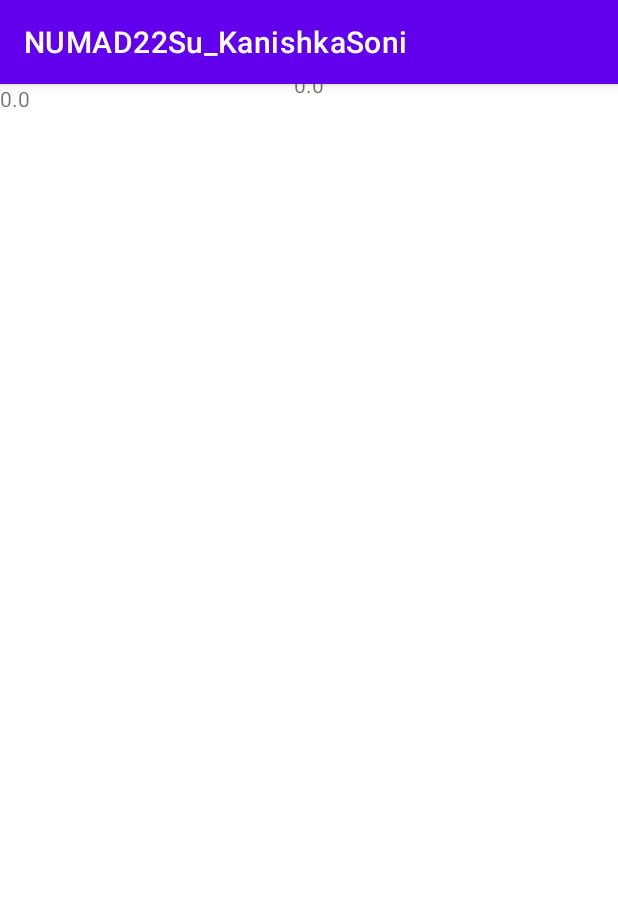
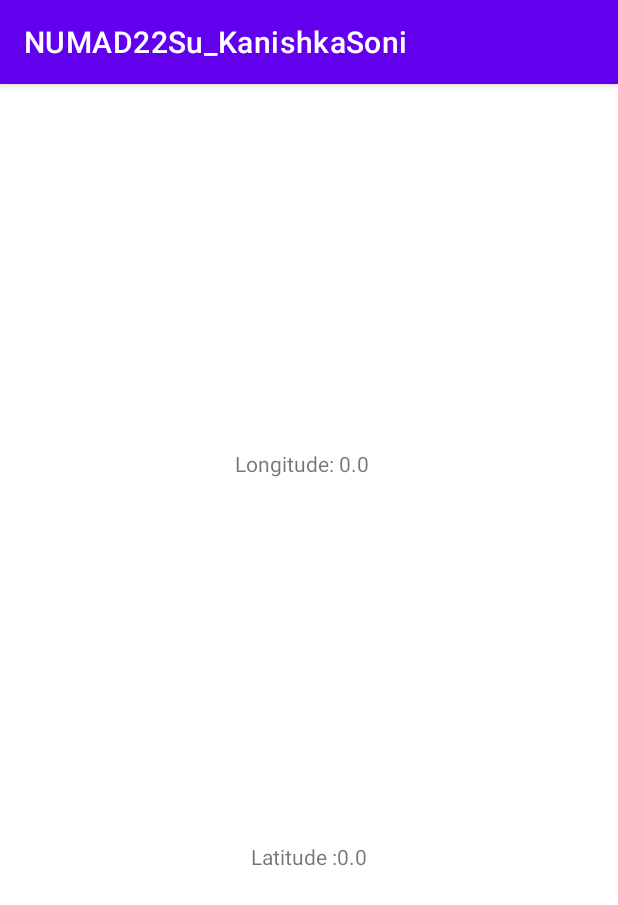
Before and after one commit to KanishkaSoni11/NUMAD22Su_KanishkaSoni, an Android app: the Activity_Location screen opened directly, with no data from a screen before it, on a phone screen of 412 x 824 dp. Shown: the top 905 px of the screen. Run offline under Robolectric (Android 15) with nearby library versions, the phone set to English and light mode, and no system bars; 2 statements that could not run were skipped.

```diff
--- a/app/src/main/java/edu/neu/madcourse/numad22su_kanishkasoni/Activity_Location.java
+++ b/app/src/main/java/edu/neu/madcourse/numad22su_kanishkasoni/Activity_Location.java
@@ -14,6 +14,7 @@ import android.os.Bundle;
 import android.widget.TextView;
 
 public class Activity_Location extends AppCompatActivity implements LocationListener {
+    private static  final int REQUEST_LOCATION=1;
     private TextView textViewLatitude;
     private TextView textViewLongitude;
     private LocationManager locationManager;
@@ -24,29 +25,42 @@ public class Activity_Location extends AppCompatActivity implements LocationList
         super.onCreate(savedInstanceState);
         setContentView(R.layout.activity_location);
 
+        ActivityCompat.requestPermissions(this,new String[]
+                {Manifest.permission.ACCESS_FINE_LOCATION}, REQUEST_LOCATION);
+
         textViewLatitude = (TextView) findViewById(R.id.textView_latitude);
         textViewLongitude = (TextView) findViewById(R.id.textView_longitude);
         locationManager = (LocationManager) getSystemService(Context.LOCATION_SERVICE);
-        if (ActivityCompat.checkSelfPermission(this, Manifest.permission.ACCESS_FINE_LOCATION) != PackageManager.PERMISSION_GRANTED && ActivityCompat.checkSelfPermission(this, Manifest.permission.ACCESS_COARSE_LOCATION) != PackageManager.PERMISSION_GRANTED) {
-            // TODO: Consider calling
-            //    ActivityCompat#requestPermissions
+
+        if (ActivityCompat.checkSelfPermission(this,
+                Manifest.permission.ACCESS_FINE_LOCATION) != PackageManager.PERMISSION_GRANTED
+                && ActivityCompat.checkSelfPermission(this,
+                Manifest.permission.ACCESS_COARSE_LOCATION) != PackageManager.PERMISSION_GRANTED) {
+            ActivityCompat.requestPermissions(this,new String[]
+                    {Manifest.permission.ACCESS_FINE_LOCATION}, REQUEST_LOCATION);
+
+
             // here to request the missing permissions, and then overriding
             //   public void onRequestPermissionsResult(int requestCode, String[] permissions,
             //                                          int[] grantResults)
             // to handle the case where the user grants the permission. See the documentation
             // for ActivityCompat#requestPermissions for more details.
-            return;
+
         }
+
+
         Location location = locationManager.getLastKnownLocation(locationManager.NETWORK_PROVIDER);
+
         onLocationChanged(location);
     }
 
     @Override
     public void onLocationChanged(@NonNull Location location) {
+        System.out.println("Here");
         double longitude = location.getLongitude();
         double latitude = location.getLatitude();
-        textViewLatitude.setText("" + latitude);
-        textViewLongitude.setText("" + longitude);
+        textViewLatitude.setText("Latitude :" + latitude);
+        textViewLongitude.setText("Longitude: " + longitude);
 
     }
 
--- a/app/src/main/res/layout/activity_location.xml
+++ b/app/src/main/res/layout/activity_location.xml
@@ -10,17 +10,22 @@
         android:id="@+id/textView_longitude"
         android:layout_width="wrap_content"
         android:layout_height="wrap_content"
-        android:text="TextView"
+        android:text="Longitude "
         app:layout_constraintBottom_toTopOf="@+id/textView_latitude"
         app:layout_constraintEnd_toEndOf="parent"
+        app:layout_constraintHorizontal_bias="0.486"
         app:layout_constraintStart_toStartOf="parent"
-        app:layout_constraintTop_toTopOf="parent" />
+        app:layout_constraintTop_toTopOf="parent"
+        app:layout_constraintVertical_bias="0.642" />
 
     <TextView
         android:id="@+id/textView_latitude"
         android:layout_width="wrap_content"
         android:layout_height="wrap_content"
-        android:text="TextView"
-        tools:layout_editor_absoluteX="161dp"
-        tools:layout_editor_absoluteY="322dp" />
+        android:text="Latitutde"
+        app:layout_constraintBottom_toBottomOf="parent"
+        app:layout_constraintEnd_toEndOf="parent"
+        app:layout_constraintHorizontal_bias="0.5"
+        app:layout_constraintStart_toStartOf="parent"
+        app:layout_constraintTop_toBottomOf="@+id/textView_longitude" />
 </androidx.constraintlayout.widget.ConstraintLayout>
```
